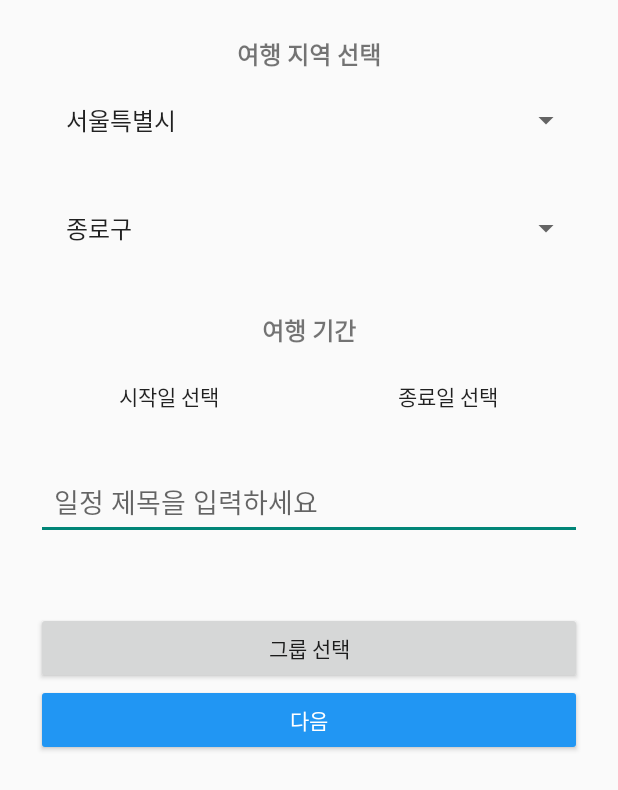
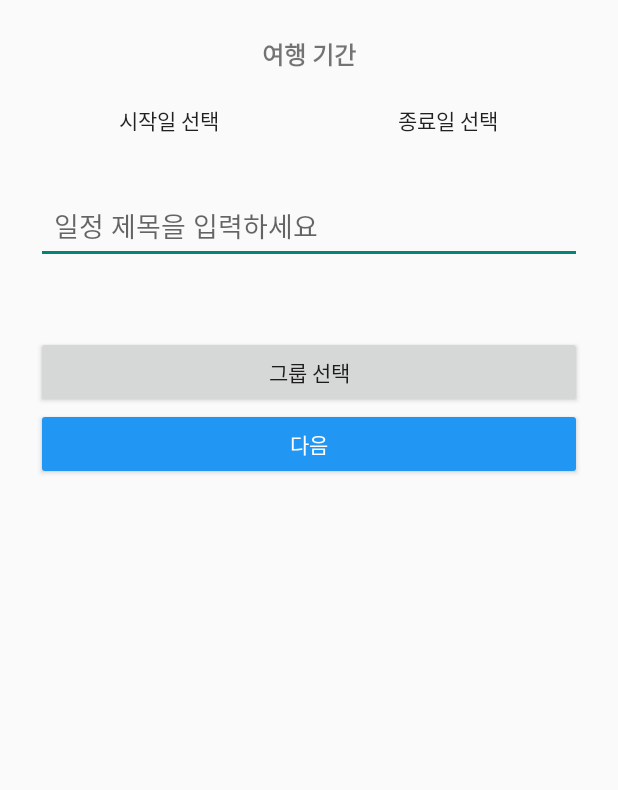
Before and after one commit to DesignTrip1/login, an Android app: the AddScheduleActivity screen opened directly, with no data from a screen before it, on a phone screen of 412 x 824 dp. Shown: the top 790 px of the screen. Run offline under Robolectric (Android 15) with nearby library versions, the phone set to English and light mode, and no system bars.

Commit message:
지역 선택 삭제

```diff
--- a/app/src/main/java/com/example/design/schedule/AddScheduleActivity.java
+++ b/app/src/main/java/com/example/design/schedule/AddScheduleActivity.java
@@ -6,68 +6,35 @@ import android.content.Intent;
 import android.os.Bundle;
 import android.widget.Button;
 import android.widget.EditText;
-import android.widget.Spinner;
-import android.widget.ArrayAdapter;
 import android.widget.Toast;
 
 import androidx.appcompat.app.AppCompatActivity;
 
 import com.example.design.R;
-import com.example.design.group.GroupManager;  // ✅ 그룹 매니저 import 꼭 추가!!
+import com.example.design.group.GroupManager;
 
-import java.util.ArrayList;
 import java.util.Calendar;
-import java.util.HashMap;
 import java.util.List;
 
 public class AddScheduleActivity extends AppCompatActivity {
 
-    private Spinner spinnerProvince, spinnerCity;
     private Button btnStartDate, btnEndDate, btnNext, btnSelectGroup;
     private EditText editTitle;
 
     private String selectedStartDate = "";
     private String selectedEndDate = "";
-    private String selectedGroup = "";  // ✅ 선택된 그룹 이름 저장
-
-    private HashMap<String, String[]> regionData = new HashMap<>();
+    private String selectedGroup = "";
 
     @Override
     protected void onCreate(Bundle savedInstanceState) {
         super.onCreate(savedInstanceState);
         setContentView(R.layout.activity_add_schedule);
 
-        regionData.put("서울특별시", new String[]{"종로구", "중구", "강남구", "서초구"});
-        regionData.put("부산광역시", new String[]{"해운대구", "수영구", "동래구"});
-        regionData.put("경기도", new String[]{"수원시", "성남시", "고양시"});
-        regionData.put("강원도", new String[]{"춘천시", "강릉시", "원주시"});
-
-        spinnerProvince = findViewById(R.id.spinnerProvince);
-        spinnerCity = findViewById(R.id.spinnerCity);
         btnStartDate = findViewById(R.id.btnStartDate);
         btnEndDate = findViewById(R.id.btnEndDate);
         btnNext = findViewById(R.id.btnNext);
         btnSelectGroup = findViewById(R.id.btnSelectGroup);
         editTitle = findViewById(R.id.editTitle);
-
-        ArrayList<String> provinceList = new ArrayList<>(regionData.keySet());
-        ArrayAdapter<String> provinceAdapter = new ArrayAdapter<>(this, android.R.layout.simple_spinner_item, provinceList);
-        provinceAdapter.setDropDownViewResource(android.R.layout.simple_spinner_dropdown_item);
-        spinnerProvince.setAdapter(provinceAdapter);
-
-        spinnerProvince.setOnItemSelectedListener(new android.widget.AdapterView.OnItemSelectedListener() {
-            @Override
-            public void onItemSelected(android.widget.AdapterView<?> parent, android.view.View view, int position, long id) {
-                String selectedProvince = provinceList.get(position);
-                String[] cities = regionData.get(selectedProvince);
-                ArrayAdapter<String> cityAdapter = new ArrayAdapter<>(AddScheduleActivity.this, android.R.layout.simple_spinner_item, cities);
-                cityAdapter.setDropDownViewResource(android.R.layout.simple_spinner_dropdown_item);
-                spinnerCity.setAdapter(cityAdapter);
-            }
-
-            @Override
-            public void onNothingSelected(android.widget.AdapterView<?> parent) {}
-        });
 
         btnStartDate.setOnClickListener(v -> showDatePicker(true));
         btnEndDate.setOnClickListener(v -> showDatePicker(false));
@@ -110,7 +77,7 @@ public class AddScheduleActivity extends AppCompatActivity {
         ).show();
     }
 
-    // ✅ 그룹 선택 다이얼로그 추가
+    // 그룹 선택 다이얼로그
     private void showGroupSelectDialog() {
         List<String> groupList = GroupManager.getInstance().getGroupList();
 
--- a/app/src/main/java/com/example/design/schedule/PlanAdapter.java
+++ b/app/src/main/java/com/example/design/schedule/PlanAdapter.java
@@ -51,7 +51,7 @@ public class PlanAdapter extends RecyclerView.Adapter<PlanAdapter.PlanViewHolder
         PlanItem plan = planList.get(position);
         holder.txtTitle.setText(plan.getTitle());
         holder.txtPeriod.setText(plan.getPeriod());
-        holder.txtGroup.setText("그룹: " + plan.getGroupName());  // ✅ 그룹명 표시
+        holder.txtGroup.setText(plan.getGroupName());
     }
 
     @Override
@@ -67,7 +67,7 @@ public class PlanAdapter extends RecyclerView.Adapter<PlanAdapter.PlanViewHolder
             super(itemView);
             txtTitle = itemView.findViewById(R.id.txtPlanTitle);
             txtPeriod = itemView.findViewById(R.id.txtPlanPeriod);
-            txtGroup = itemView.findViewById(R.id.txtPlanGroup);  // ✅ 그룹명 TextView 추가 (item_plan.xml 에 추가 필요!)
+            txtGroup = itemView.findViewById(R.id.txtPlanGroup);
 
             btnDelete = itemView.findViewById(R.id.btnDelete);
             btnDelete.setColorFilter(null); // tint 제거
--- a/app/src/main/res/layout/activity_add_schedule.xml
+++ b/app/src/main/res/layout/activity_add_schedule.xml
@@ -10,31 +10,6 @@
         android:layout_height="wrap_content"
         android:gravity="center_horizontal"
         android:baselineAligned="false">
-
-        <!-- 대한민국 지역 선택 -->
-        <TextView
-            android:layout_width="wrap_content"
-            android:layout_height="wrap_content"
-            android:text="여행 지역 선택"
-            android:textSize="16sp"
-            android:textStyle="bold"
-            android:layout_marginBottom="8dp" />
-
-        <!-- 도 선택 -->
-        <Spinner
-            android:id="@+id/spinnerProvince"
-            android:layout_width="match_parent"
-            android:layout_height="48dp"
-            android:layout_marginBottom="24dp"
-            android:padding="12dp" />
-
-        <!-- 시/군/구 선택 -->
-        <Spinner
-            android:id="@+id/spinnerCity"
-            android:layout_width="match_parent"
-            android:layout_height="48dp"
-            android:layout_marginBottom="32dp"
-            android:padding="12dp" />
 
         <!-- 여행 기간 선택 -->
         <TextView
```
Also changed, not shown: 1 other file.
